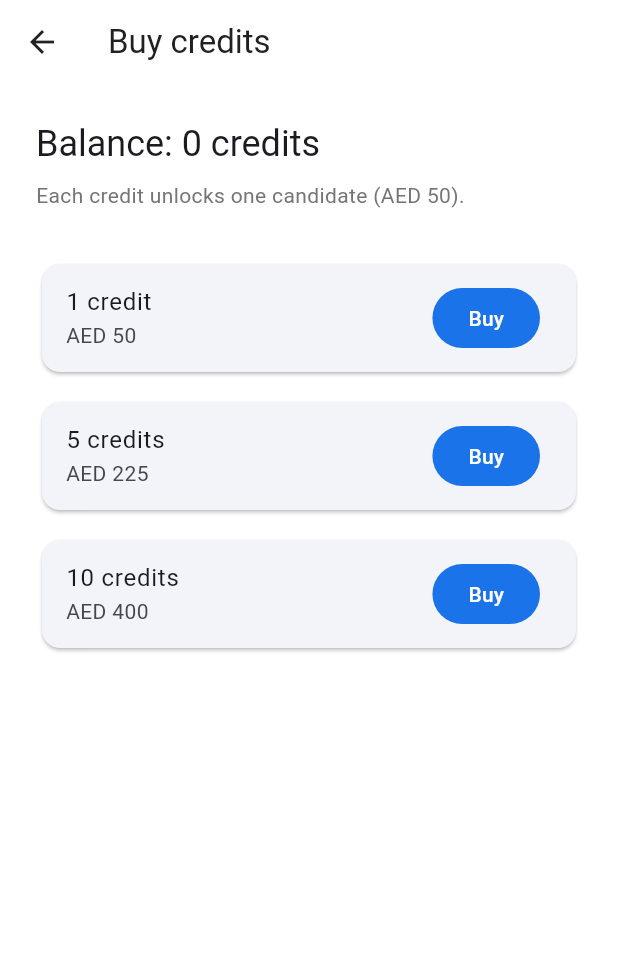
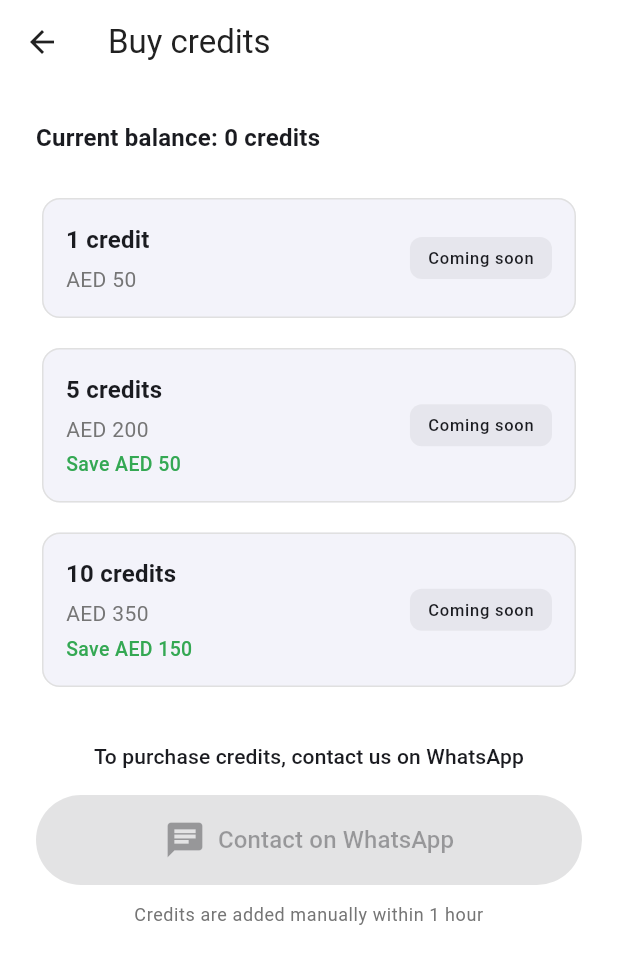
Before and after one commit to BaasherHub/Tarteb, a Flutter app: the BuyCreditsScreen screen opened directly, on a phone screen of 412 x 824 dp. Shown: the top 964 px of the screen. Run offline on Flutter 3.47's test engine with Material 3 defaults, Android fonts, the phone set to English and light mode, and no system bars; our stand-ins replace image_picker, supabase_flutter; accounts and stored records are empty.

Commit message:
Phase 4: Buy credits screen
Co-authored-by: Cursor <cursoragent@cursor.com>

```diff
--- a/lib/features/employer/screens/buy_credits_screen.dart
+++ b/lib/features/employer/screens/buy_credits_screen.dart
@@ -1,10 +1,11 @@
 import 'package:flutter/material.dart';
+import 'package:tarteb/core/constants/app_colors.dart';
 import 'package:tarteb/core/constants/app_strings.dart';
-import 'package:tarteb/core/supabase/supabase_client.dart';
+import 'package:tarteb/features/employer/services/employer_credits_service.dart';
+import 'package:tarteb/features/employer/services/whatsapp_support_service.dart';
 import 'package:tarteb/features/shared/widgets/loading_widget.dart';
 
-/// Credits purchased via Stripe (integrate later).
-/// 1 credit = 1 unlock = AED 50.
+/// Manual credit purchase — contact WhatsApp (no payment gateway yet).
 class BuyCreditsScreen extends StatefulWidget {
   const BuyCreditsScreen({super.key});
 
@@ -14,28 +15,30 @@ class BuyCreditsScreen extends StatefulWidget {
 
 class _BuyCreditsScreenState extends State<BuyCreditsScreen> {
   int _balance = 0;
+  String _email = '';
   bool _loading = true;
 
   @override
   void initState() {
     super.initState();
-    _loadBalance();
+    _load();
   }
 
-  Future<void> _loadBalance() async {
+  Future<void> _load() async {
     setState(() => _loading = true);
     try {
-      final userId = TartebSupabase.auth.currentUser!.id;
-      final data = await TartebSupabase.client
-          .from('employers')
-          .select('credits_balance')
-          .eq('user_id', userId)
-          .single();
-      setState(() => _balance = data['credits_balance'] as int? ?? 0);
+      final account = await EmployerCreditsService.fetchAccount();
+      setState(() {
+        _balance = account.creditsBalance;
+        _email = account.email;
+      });
     } catch (_) {
-      setState(() => _balance = 0);
+      setState(() {
+        _balance = 0;
+        _email = '';
+      });
     } finally {
-      setState(() => _loading = false);
+      if (mounted) setState(() => _loading = false);
     }
   }
 
@@ -45,54 +48,64 @@ class _BuyCreditsScreenState extends State<BuyCreditsScreen> {
       appBar: AppBar(title: const Text('Buy credits')),
       body: _loading
           ? const LoadingWidget()
-          : Padding(
-              padding: const EdgeInsets.all(24),
-              child: Column(
-                crossAxisAlignment: CrossAxisAlignment.stretch,
+          : RefreshIndicator(
+              onRefresh: _load,
+              child: ListView(
+                padding: const EdgeInsets.all(24),
                 children: [
                   Text(
-                    'Balance: $_balance credits',
-                    style: Theme.of(context).textTheme.headlineSmall,
+                    'Current balance: $_balance credits',
+                    style: Theme.of(context).textTheme.titleMedium?.copyWith(
+                          fontWeight: FontWeight.w600,
+                        ),
                   ),
-                  const SizedBox(height: 8),
-                  Text(
-                    'Each credit unlocks one candidate (AED ${AppStrings.unlockCostAed}).',
+                  const SizedBox(height: 24),
+                  const _CreditPackageCard(
+                    credits: 1,
+                    priceAed: 50,
+                  ),
+                  const SizedBox(height: 12),
+                  const _CreditPackageCard(
+                    credits: 5,
+                    priceAed: 200,
+                    savings: 'Save AED 50',
+                  ),
+                  const SizedBox(height: 12),
+                  const _CreditPackageCard(
+                    credits: 10,
+                    priceAed: 350,
+                    savings: 'Save AED 150',
                   ),
                   const SizedBox(height: 32),
-                  _CreditPack(
-                    credits: 1,
-                    priceAed: 50,
-                    onBuy: () {
-                      ScaffoldMessenger.of(context).showSnackBar(
-                        const SnackBar(
-                          content: Text('Stripe integration coming soon'),
-                        ),
-                      );
-                    },
+                  Text(
+                    'To purchase credits, contact us on WhatsApp',
+                    textAlign: TextAlign.center,
+                    style: Theme.of(context).textTheme.titleSmall,
+                  ),
+                  const SizedBox(height: 16),
+                  FilledButton.icon(
+                    onPressed: _email.isEmpty
+                        ? null
+                        : () => WhatsAppSupportService.openBuyCredits(
+                              employerEmail: _email,
+                            ),
+                    icon: const Icon(Icons.chat, size: 28),
+                    label: const Text(
+                      'Contact on WhatsApp',
+                      style: TextStyle(fontSize: 16),
+                    ),
+                    style: FilledButton.styleFrom(
+                      backgroundColor: AppColors.secondary,
+                      padding: const EdgeInsets.symmetric(vertical: 16),
+                    ),
                   ),
                   const SizedBox(height: 12),
-                  _CreditPack(
-                    credits: 5,
-                    priceAed: 225,
-                    onBuy: () {
-                      ScaffoldMessenger.of(context).showSnackBar(
-                        const SnackBar(
-                          content: Text('Stripe integration coming soon'),
+                  Text(
+                    'Credits are added manually within 1 hour',
+                    textAlign: TextAlign.center,
+                    style: Theme.of(context).textTheme.bodySmall?.copyWith(
+                          color: AppColors.textSecondary,
                         ),
-                      );
-                    },
-                  ),
-                  const SizedBox(height: 12),
-                  _CreditPack(
-                    credits: 10,
-                    priceAed: 400,
-                    onBuy: () {
-                      ScaffoldMessenger.of(context).showSnackBar(
-                        const SnackBar(
-                          content: Text('Stripe integration coming soon'),
-                        ),
-                      );
-                    },
                   ),
                 ],
               ),
@@ -101,24 +114,68 @@ class _BuyCreditsScreenState extends State<BuyCreditsScreen> {
   }
 }
 
-class _CreditPack extends StatelessWidget {
-  const _CreditPack({
+class _CreditPackageCard extends StatelessWidget {
+  const _CreditPackageCard({
     required this.credits,
     required this.priceAed,
-    required this.onBuy,
+    this.savings,
   });
 
   final int credits;
   final int priceAed;
-  final VoidCallback onBuy;
+  final String? savings;
 
   @override
   Widget build(BuildContext context) {
     return Card(
-      child: ListTile(
-        title: Text('$credits credit${credits > 1 ? 's' : ''}'),
-        subtitle: Text('AED $priceAed'),
-        trailing: FilledButton(onPressed: onBuy, child: const Text('Buy')),
+      elevation: 0,
+      shape: RoundedRectangleBorder(
+        borderRadius: BorderRadius.circular(12),
+        side: const BorderSide(color: AppColors.divider),
+      ),
+      child: Padding(
+        padding: const EdgeInsets.all(16),
+        child: Row(
+          children: [
+            Expanded(
+              child: Column(
+                crossAxisAlignment: CrossAxisAlignment.start,
+                children: [
+                  Text(
+                    '$credits credit${credits > 1 ? 's' : ''}',
+                    style: Theme.of(context).textTheme.titleMedium?.copyWith(
+                          fontWeight: FontWeight.w600,
+                        ),
+                  ),
+                  const SizedBox(height: 4),
+                  Text('AED $priceAed'),
+                  if (savings != null) ...[
+                    const SizedBox(height: 4),
+                    Text(
+                      savings!,
+                      style: const TextStyle(
+                        color: AppColors.secondary,
+                        fontWeight: FontWeight.w500,
+                        fontSize: 13,
+                      ),
+                    ),
+                  ],
+                ],
+              ),
+            ),
+            Container(
+              padding: const EdgeInsets.symmetric(horizontal: 12, vertical: 6),
+              decoration: BoxDecoration(
+                color: AppColors.textSecondary.withValues(alpha: 0.1),
+                borderRadius: BorderRadius.circular(8),
+              ),
+              child: Text(
+                'Coming soon',
+                style: Theme.of(context).textTheme.labelSmall,
+              ),
+            ),
+          ],
+        ),
       ),
     );
   }
--- /dev/null
+++ b/lib/features/employer/services/whatsapp_support_service.dart
@@ -0,0 +1,28 @@
+import 'package:tarteb/core/constants/app_strings.dart';
+import 'package:url_launcher/url_launcher.dart';
+
+abstract final class WhatsAppSupportService {
+  static String get _digits =>
+      AppStrings.supportWhatsApp.replaceAll(RegExp(r'\D'), '');
+
+  static Future<void> openBuyCredits({required String employerEmail}) async {
+    final message =
+        'Hi, I want to buy credits for Tarteb. My email: $employerEmail';
+    await _open(message);
+  }
+
+  static Future<void> openTopUp({required String employerEmail}) async {
+    final message =
+        'Hi, I need to top up credits on Tarteb. My email: $employerEmail';
+    await _open(message);
+  }
+
+  static Future<void> _open(String message) async {
+    final uri = Uri.parse(
+      'https://wa.me/$_digits?text=${Uri.encodeComponent(message)}',
+    );
+    if (await canLaunchUrl(uri)) {
+      await launchUrl(uri, mode: LaunchMode.externalApplication);
+    }
+  }
+}
```
